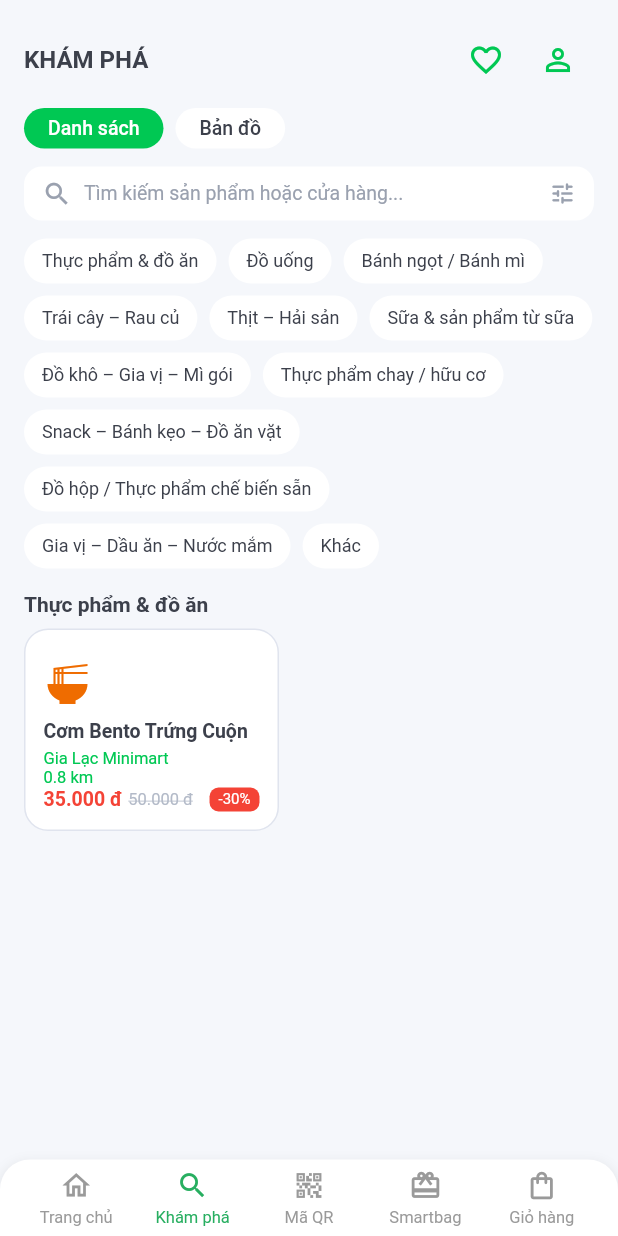
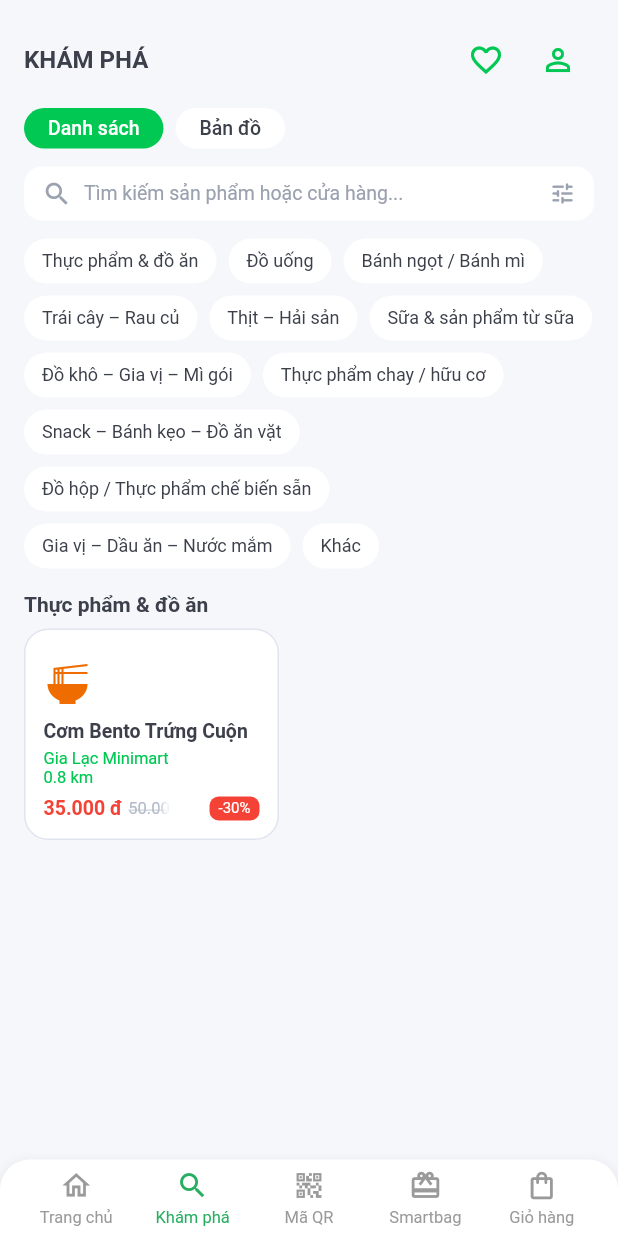
Before and after one commit to thinh55-hub/frontend_smartket, a Flutter app: the screen it shows after launch, item 2 of the bottom bar chosen, on a phone screen of 412 x 824 dp. Run offline on Flutter 3.47's test engine with Material 3 defaults, Android fonts, the phone set to English and light mode, and no system bars; our stand-ins replace shared_preferences; network calls fail; Roboto replaces fonts that are missing (SF Pro Display).

Commit message:
fix: removed card layout overflow warnings in home screen

```diff
--- a/lib/screens/home_screen.dart
+++ b/lib/screens/home_screen.dart
@@ -443,6 +443,7 @@ class _DealCard extends StatelessWidget {
         border: Border.all(color: const Color(0xFFE0E4EE)),
       ),
       child: Column(
+        mainAxisSize: MainAxisSize.min,
         crossAxisAlignment: CrossAxisAlignment.start,
         children: [
           const SizedBox(height: 8),
@@ -454,7 +455,7 @@ class _DealCard extends StatelessWidget {
             '$store\n$distance',
             style: const TextStyle(fontSize: 11, color: Color(0xFF00C853)),
           ),
-          const Spacer(),
+          const SizedBox(height: 6),
           Row(
             children: [
               Text(
@@ -462,12 +463,16 @@ class _DealCard extends StatelessWidget {
                 style: const TextStyle(fontSize: 13, fontWeight: FontWeight.w700, color: Colors.red),
               ),
               const SizedBox(width: 4),
-              Text(
+              Flexible(
+                child: Text(
                   oldPrice,
+                  overflow: TextOverflow.fade,
+                  softWrap: false,
                   style: const TextStyle(
                     fontSize: 11,
                     color: Color(0xFFB3BAC8),
                     decoration: TextDecoration.lineThrough,
+                  ),
                 ),
               ),
               const Spacer(),
@@ -511,6 +516,7 @@ class _ProductCard extends StatelessWidget {
         border: Border.all(color: const Color(0xFFE0E4EE)),
       ),
       child: Column(
+        mainAxisSize: MainAxisSize.min,
         crossAxisAlignment: CrossAxisAlignment.start,
         children: [
           const SizedBox(height: 4),
@@ -529,7 +535,7 @@ class _ProductCard extends StatelessWidget {
             maxLines: 2,
             overflow: TextOverflow.ellipsis,
           ),
-          const Spacer(),
+          const SizedBox(height: 6),
           Row(
             children: [
               Text(
@@ -538,12 +544,16 @@ class _ProductCard extends StatelessWidget {
               ),
               const SizedBox(width: 4),
               if (oldPrice != null)
-                Text(
+                Flexible(
+                  child: Text(
                     oldPrice,
+                    overflow: TextOverflow.fade,
+                    softWrap: false,
                     style: const TextStyle(
                       fontSize: 11,
                       color: Color(0xFFB3BAC8),
                       decoration: TextDecoration.lineThrough,
+                    ),
                   ),
                 ),
               const Spacer(),
```
Lines whose indentation alone changed are shown as unchanged.
